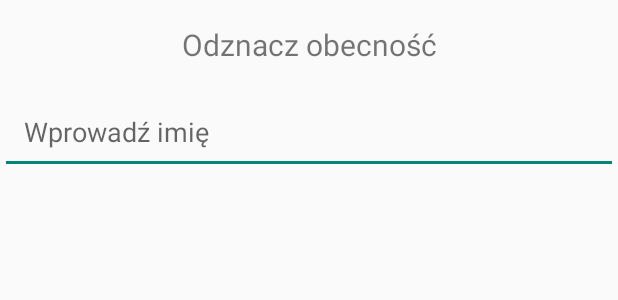
After one commit to StarDust199/MaestroManager, an Android app: the layout dialog_mark_attendance.xml on its own in the app's theme, with its tools: preview values and no code run, on a phone screen of 412 x 824 dp. The commit adds this screen. Shown: the top 300 px of the screen. Run offline under Robolectric (Android 15) with nearby library versions, the phone set to English and light mode, and no system bars.

Commit message:
Zmiany w AttendanceActivity, dialog_mark_attendance.xml, activity_attendance.xml

```diff
--- a/app/src/main/res/layout/activity_attendance.xml
+++ b/app/src/main/res/layout/activity_attendance.xml
@@ -6,9 +6,11 @@
     android:layout_height="match_parent"
     android:background="@color/latte_med"
     tools:context=".AttendanceActivity">
+
     <LinearLayout xmlns:android="http://schemas.android.com/apk/res/android"
         android:layout_width="match_parent"
         android:layout_height="match_parent"
+        android:layout_weight="1"
         android:orientation="vertical"
         android:padding="16dp">
 
--- /dev/null
+++ b/app/src/main/res/layout/dialog_mark_attendance.xml
@@ -0,0 +1,34 @@
+<?xml version="1.0" encoding="utf-8"?>
+<androidx.constraintlayout.widget.ConstraintLayout xmlns:android="http://schemas.android.com/apk/res/android"
+    xmlns:app="http://schemas.android.com/apk/res-auto"
+    android:layout_width="match_parent"
+    android:layout_height="match_parent">
+
+    <LinearLayout
+        android:id="@+id/linearLayout"
+        android:layout_width="0dp"
+        android:layout_height="wrap_content"
+        android:orientation="vertical"
+        app:layout_constraintEnd_toEndOf="parent"
+        app:layout_constraintStart_toStartOf="parent"
+        app:layout_constraintTop_toTopOf="parent">
+
+        <TextView
+            android:id="@+id/dialog_title"
+            android:layout_width="match_parent"
+            android:layout_height="wrap_content"
+            android:gravity="center"
+            android:padding="16dp"
+            android:text="Odznacz obecność"
+            android:textSize="20sp" />
+
+        <EditText
+            android:id="@+id/name_edit_text"
+            android:layout_width="match_parent"
+            android:layout_height="wrap_content"
+            android:hint="Wprowadź imię"
+            android:padding="16dp" />
+
+    </LinearLayout>
+
+</androidx.constraintlayout.widget.ConstraintLayout>
```
Also changed, not shown: app/src/main/java/com/example/maestro/AttendanceActivity.java (+46 -1 lines).
